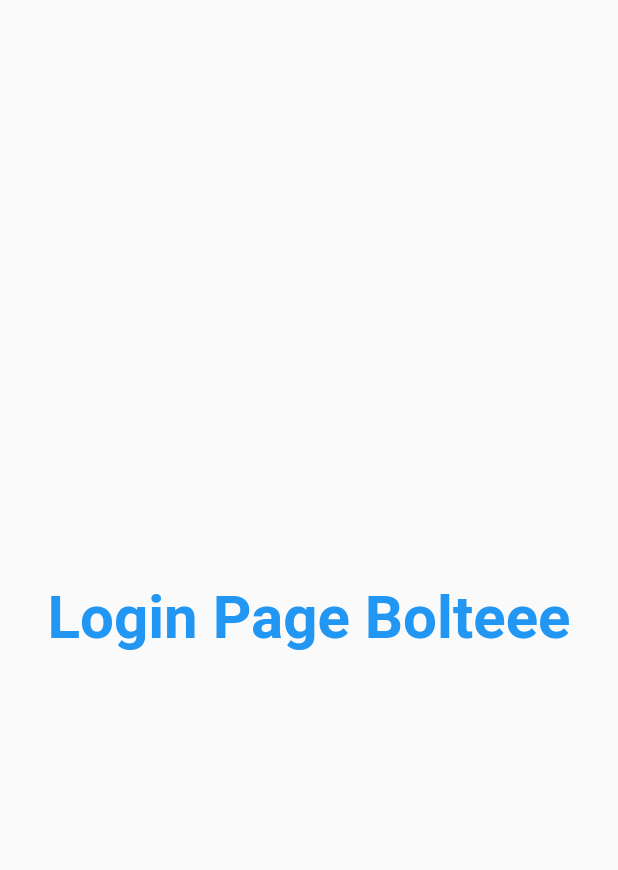
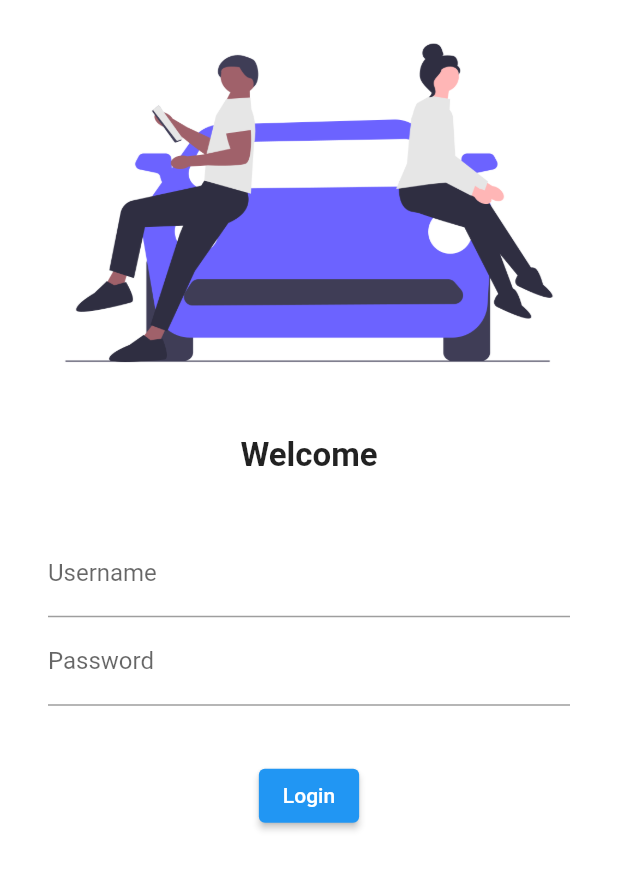
Before and after one commit to TheJollyNaman/catalog_app, a Flutter app: the screen it shows after launch, on a phone screen of 412 x 824 dp. Shown: the top 870 px of the screen. Run offline on Flutter 3.47's test engine with Material 2 defaults, Android fonts, the phone set to English and light mode, and no system bars.

Commit message:
Login Page Done

```diff
--- a/lib/main.dart
+++ b/lib/main.dart
@@ -1,4 +1,5 @@
-import 'package:catalog_app/screens/login_page.dart';
+// ignore_for_file: prefer_const_constructors
+
 import 'package:flutter/material.dart';
 import 'screens/home_page.dart';
 import 'screens/login_page.dart';
--- a/lib/screens/home_page.dart
+++ b/lib/screens/home_page.dart
@@ -1,3 +1,5 @@
+// ignore_for_file: prefer_const_constructors
+
 import 'package:flutter/material.dart';
 
 class HomePage extends StatelessWidget {
--- a/lib/screens/login_page.dart
+++ b/lib/screens/login_page.dart
@@ -1,3 +1,5 @@
+// ignore_for_file: prefer_const_constructors
+
 import 'package:flutter/material.dart';
 
 class LoginPage extends StatelessWidget {
@@ -6,15 +8,55 @@ class LoginPage extends StatelessWidget {
   @override
   Widget build(BuildContext context) {
     return Material(
-      child: Center(
-        child: Text(
-          "Login Page Bolteee",
-          style: TextStyle(
-            fontSize: 40,
-            color: Colors.blue,
-            fontWeight: FontWeight.bold,
+      color: Colors.white,
+      child: Column(
+        children: [
+          Image.asset("assets/images/firstimage.png"),
+          SizedBox(
+            height: 20.0,
           ),
-        ),
+          Text(
+            "Welcome",
+            style: TextStyle(
+              fontSize: 22,
+              fontWeight: FontWeight.bold,
+            ),
+          ),
+          SizedBox(
+            height: 20.0,
+          ),
+          Padding(
+            padding:
+                const EdgeInsets.symmetric(vertical: 16.0, horizontal: 32.0),
+            child: Column(
+              children: [
+                TextFormField(
+                  autocorrect: false,
+                  decoration: InputDecoration(
+                    hintText: "Enter Username",
+                    label: Text("Username"),
+                  ),
+                ),
+                TextFormField(
+                  obscureText: true,
+                  autocorrect: false,
+                  decoration: InputDecoration(
+                    hintText: "Enter Password",
+                    label: Text("Password"),
+                  ),
+                ),
+              ],
+            ),
+          ),
+          SizedBox(
+            height: 20.0,
+          ),
+          ElevatedButton(
+              onPressed: () {
+                print("Hello JI");
+              },
+              child: Text("Login"))
+        ],
       ),
     );
   }
--- a/pubspec.yaml
+++ b/pubspec.yaml
@@ -58,8 +58,8 @@ flutter:
   uses-material-design: true
 
   # To add assets to your application, add an assets section, like this:
-  # assets:
-  #   - images/a_dot_burr.jpeg
+  assets:
+    - assets/images/
   #   - images/a_dot_ham.jpeg
 
   # An image asset can refer to one or more resolution-specific "variants", see
```
Also changed, not shown: assets/images/firstimage.png (added).
